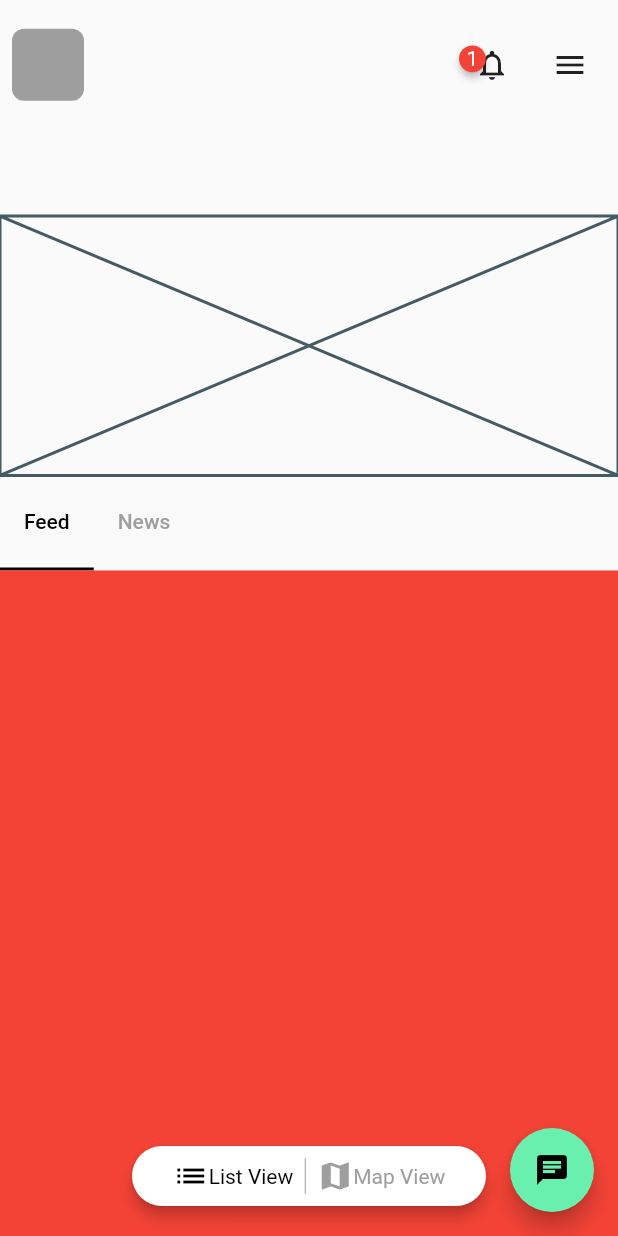
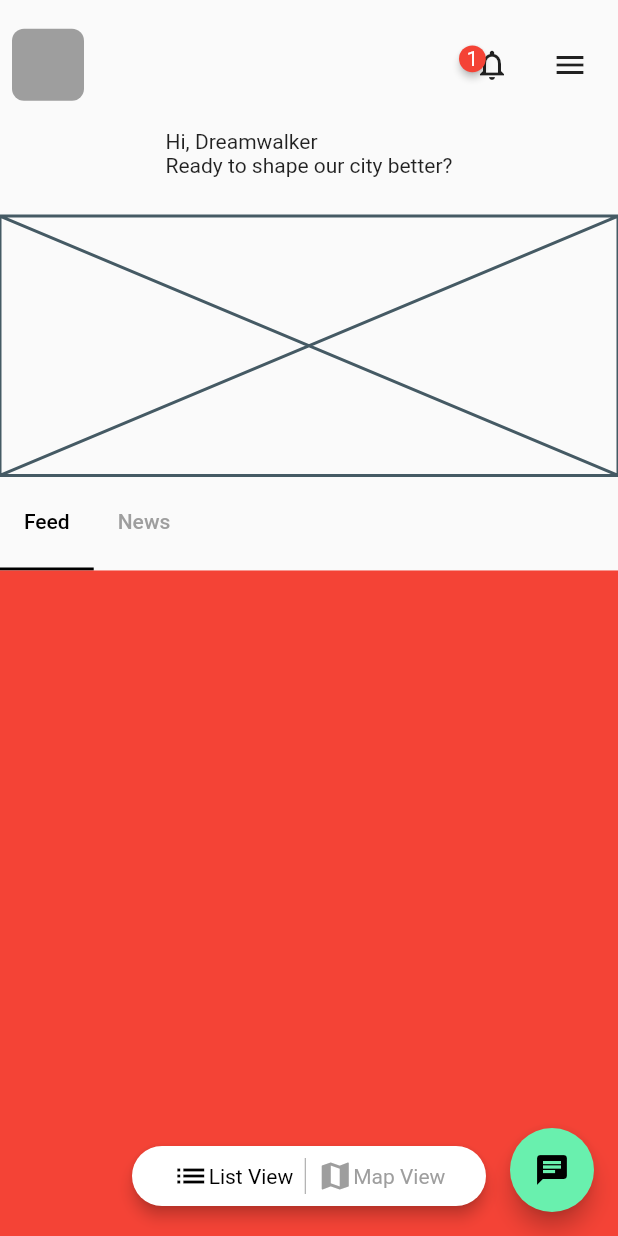
Before and after one commit to JAICHANGPARK/flutter_notebook_11th_story, a Flutter app: the screen it shows after launch, on a phone screen of 412 x 824 dp. Run offline on Flutter 3.47's test engine with Material 2 defaults, Android fonts, the phone set to English and light mode, and no system bars; drawn by our look-alikes of badges; our stand-ins replace backdrop, flutter_inner_drawer, flutter_slidable, flutter_swiper, google_fonts.

Commit message:
Update irys_home_page.dart

```diff
--- a/lib/ep727_irys_mobile_app/ui/irys_home_page.dart
+++ b/lib/ep727_irys_mobile_app/ui/irys_home_page.dart
@@ -70,7 +70,10 @@ class _IrysHomePageState extends State<IrysHomePage> with SingleTickerProviderSt
                             flex: 2,
                             child: Column(
                               crossAxisAlignment: CrossAxisAlignment.start,
-                              children: [],
+                              children: [
+                                Text("Hi, Dreamwalker"),
+                                Text("Ready to shape our city better?")
+                              ],
                             )),
                         Expanded(flex: 6, child: Placeholder()),
                       ],
```
